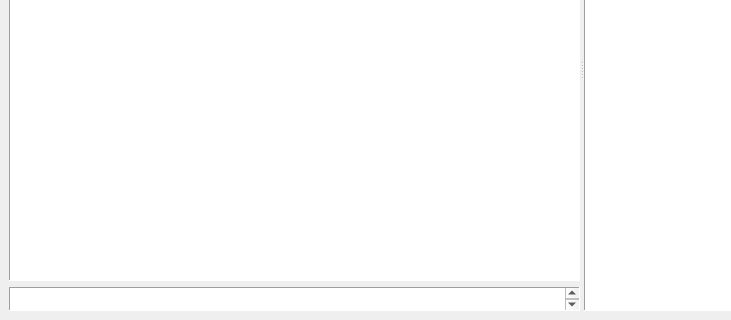
OGFilthyCasual/PyRC, file frmChannel.ui: the form before one commit; both pictures show x 0 to 731 and y 182 to 502 of the 843 by 502 pixel window.
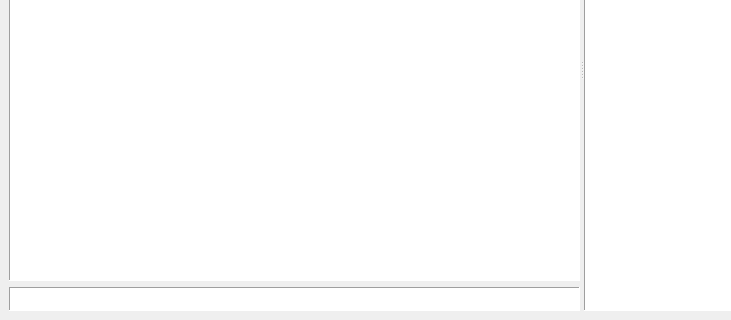
The form after the commit.

What changed in the file:
```diff
--- a/frmChannel.ui
+++ b/frmChannel.ui
@@ -55,6 +55,15 @@
           <property name="frameShape">
            <enum>QFrame::Panel</enum>
           </property>
+          <property name="verticalScrollBarPolicy">
+           <enum>Qt::ScrollBarAlwaysOff</enum>
+          </property>
+          <property name="horizontalScrollBarPolicy">
+           <enum>Qt::ScrollBarAlwaysOff</enum>
+          </property>
+          <property name="lineWrapMode">
+           <enum>QPlainTextEdit::NoWrap</enum>
+          </property>
          </widget>
         </item>
        </layout>
```
